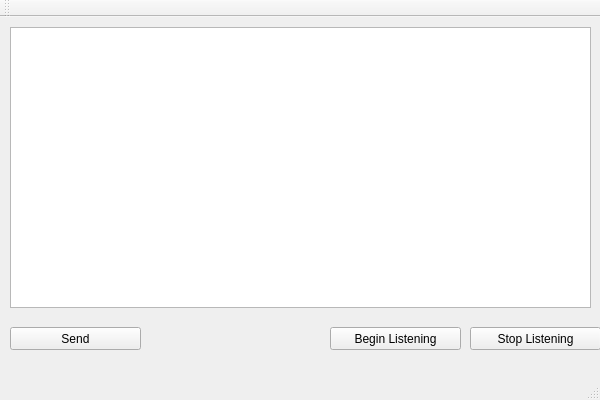
The window that QtGuiApplication1/QtGuiApplication1/QtGuiApplication1.ui (sh963852741/SimpleFileTransfer) describes before a commit, drawn with Qt 5.
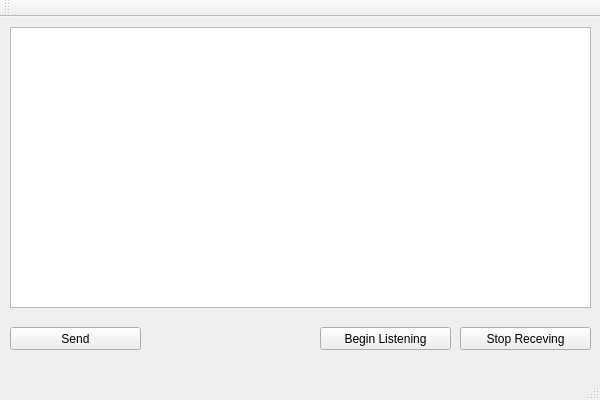
The same window after the commit.

```diff
--- a/QtGuiApplication1/QtGuiApplication1/QtGuiApplication1.ui
+++ b/QtGuiApplication1/QtGuiApplication1/QtGuiApplication1.ui
@@ -17,7 +17,7 @@
    <widget class="QPushButton" name="pushButton">
     <property name="geometry">
      <rect>
-      <x>330</x>
+      <x>320</x>
       <y>310</y>
       <width>131</width>
       <height>23</height>
@@ -40,14 +40,14 @@
    <widget class="QPushButton" name="pushButton_2">
     <property name="geometry">
      <rect>
-      <x>470</x>
+      <x>460</x>
       <y>310</y>
       <width>131</width>
       <height>23</height>
      </rect>
     </property>
     <property name="text">
-     <string>Stop Listening</string>
+     <string>Stop Receving</string>
     </property>
    </widget>
    <widget class="QPushButton" name="pushButton_3">
```
